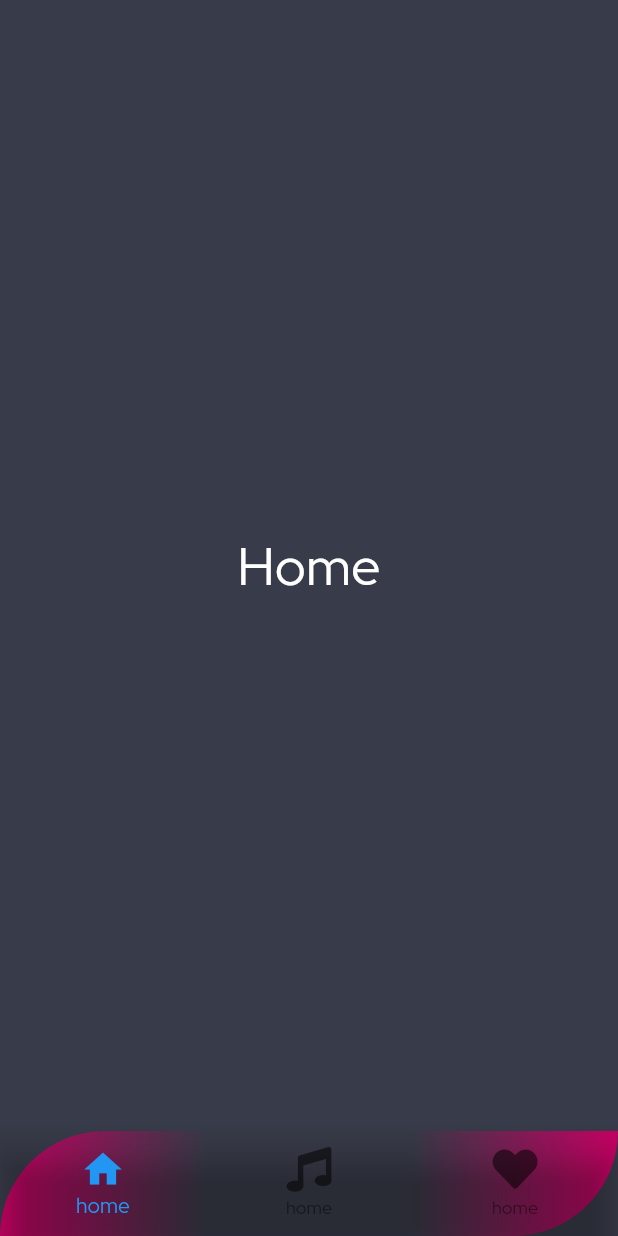
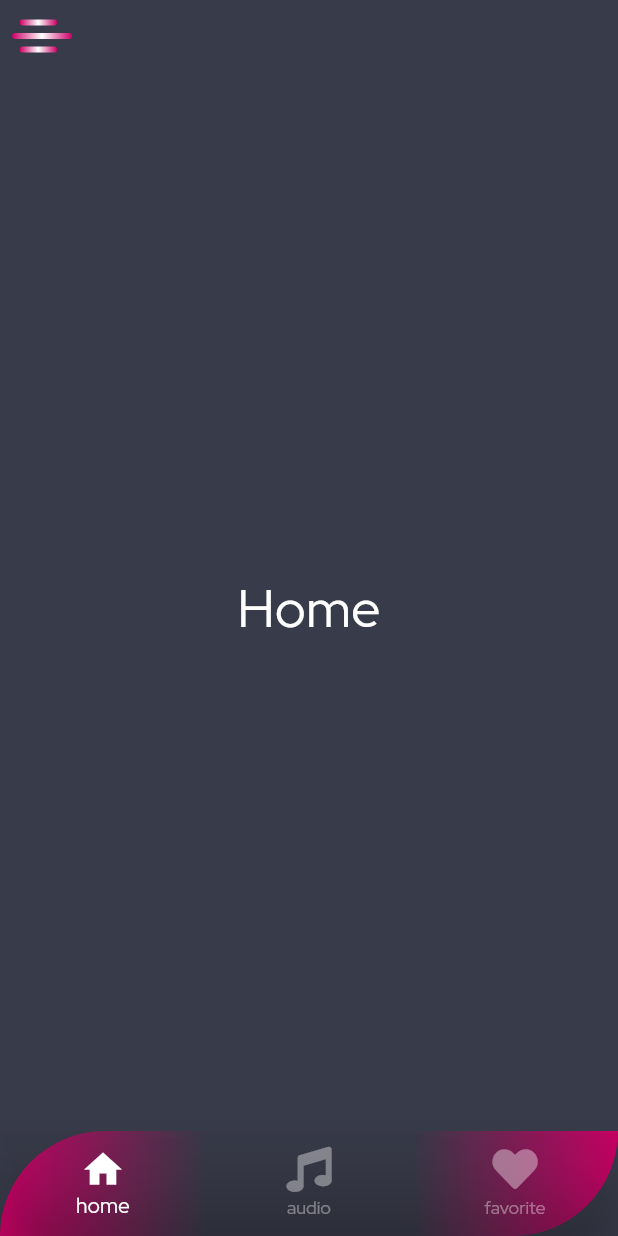
Before and after one commit to oqbahdx/audio-player-flutter, a Flutter app: the screen it shows after launch, on a phone screen of 412 x 824 dp. Run offline on Flutter 3.47's test engine with Material 2 defaults, Android fonts, the phone set to English and light mode, and no system bars; our stand-ins replace bloc, flutter_bloc, fluttericon, google_fonts.

Commit message:
add drawer

```diff
--- a/lib/screens/layout.dart
+++ b/lib/screens/layout.dart
@@ -1,8 +1,12 @@
 import 'package:audioplayer/bloc/cubit.dart';
 import 'package:audioplayer/bloc/states.dart';
+import 'package:audioplayer/widgets/app_bar.dart';
+import 'package:flutter/cupertino.dart';
 import 'package:flutter/material.dart';
 import 'package:flutter_bloc/flutter_bloc.dart';
 import 'package:fluttericon/font_awesome_icons.dart';
+
+import '../styles.dart';
 
 class Layout extends StatefulWidget {
   const Layout({Key key}) : super(key: key);
@@ -14,6 +18,8 @@ class Layout extends StatefulWidget {
 }
 
 class _LayoutState extends State<Layout> {
+  GlobalKey<ScaffoldState> key = GlobalKey<ScaffoldState>();
+
   @override
   Widget build(BuildContext context) {
     var cubit = AppCubit.get(context);
@@ -21,6 +27,21 @@ class _LayoutState extends State<Layout> {
       listener: (context, state) {},
       builder: (context, state) {
         return Scaffold(
+          drawer: drawerBuild(),
+          key: key,
+          appBar: AppBar(
+            backgroundColor: Colors.transparent,
+            elevation: 0,
+            leading: Builder(builder: (context) {
+              return IconButton(
+                onPressed: () {
+                  key.currentState.openDrawer();
+                  print('ok');
+                },
+                icon: Container(child: appBarIcon()),
+              );
+            }),
+          ),
           backgroundColor: Color(0xFF383B49),
           body: Center(
             child: cubit.screens.elementAt(cubit.currentIndex),
@@ -33,15 +54,13 @@ class _LayoutState extends State<Layout> {
                   topLeft: Radius.circular(100),
                   bottomRight: Radius.circular(100),
                 ),
-                gradient: LinearGradient(colors: [
-                  Color(0xFFCC0066),
-                  Color(0xFF383B49),
-                  Color(0xFF383B49),
-                  Color(0xFFCC0066),
-                ]),
+                gradient: LinearGradient(colors: gradientColors),
                 color: Colors.white,
               ),
               child: BottomNavigationBar(
+                selectedItemColor: Colors.white,
+                unselectedItemColor: Colors.white38,
+                elevation: 20.0,
                 backgroundColor: Colors.transparent,
                 currentIndex: cubit.currentIndex,
                 onTap: (int index) {
@@ -55,9 +74,10 @@ class _LayoutState extends State<Layout> {
                       ),
                       label: 'home'),
                   BottomNavigationBarItem(
-                      icon: Icon(FontAwesome.music, size: 30), label: 'home'),
+                      icon: Icon(FontAwesome.music, size: 30), label: 'audio'),
                   BottomNavigationBarItem(
-                      icon: Icon(FontAwesome.heart, size: 30), label: 'home'),
+                      icon: Icon(FontAwesome.heart, size: 30),
+                      label: 'favorite'),
                 ],
               )),
         );
--- a/lib/screens/splash.dart
+++ b/lib/screens/splash.dart
@@ -1,6 +1,5 @@
 import 'dart:async';
 
-import 'package:audioplayer/screens/home.dart';
 import 'package:flutter/material.dart';
 
 import 'layout.dart';
--- /dev/null
+++ b/lib/styles.dart
@@ -0,0 +1,8 @@
+import 'package:flutter/material.dart';
+
+List<Color> gradientColors = [
+  Color(0xFFCC0066),
+  Color(0xFF383B49),
+  Color(0xFF383B49),
+  Color(0xFFCC0066),
+];
--- /dev/null
+++ b/lib/widgets/app_bar.dart
@@ -0,0 +1,89 @@
+import 'package:flutter/material.dart';
+
+import '../styles.dart';
+
+Widget appBarIcon() {
+  return Column(
+    crossAxisAlignment: CrossAxisAlignment.start,
+    children: [
+      SizedBox(
+        height: 5,
+      ),
+      Padding(
+        padding: const EdgeInsets.only(left: 5.0),
+        child: buildContainer(),
+      ),
+      SizedBox(
+        height: 5,
+      ),
+      buildContainer(width: 45),
+      SizedBox(
+        height: 5,
+      ),
+      Padding(
+        padding: const EdgeInsets.only(left: 5.0),
+        child: buildContainer(),
+      )
+    ],
+  );
+}
+
+Widget buildContainer({double width = 25}) {
+  return Container(
+    height: 4,
+    width: width,
+    decoration: BoxDecoration(
+      borderRadius: BorderRadius.circular(50),
+      color: Colors.white,
+      gradient: LinearGradient(colors: [
+        Color(0xFFCC0066),
+        Colors.white,
+        Color(0xFFCC0066),
+      ]),
+    ),
+  );
+}
+
+Widget drawerBuild(){
+  return  Drawer(
+    child: Container(
+      child: Column(
+        children: [
+          SizedBox(height: 50,),
+          drawerCard(name: '123'),
+          SizedBox(height: 30,),
+          drawerCard(name: '123'),
+        ],
+      ),
+      decoration: BoxDecoration(
+          gradient: SweepGradient(
+            colors: gradientColors,
+          )),
+    ),
+  );
+}
+
+Widget drawerCard({String name}){
+  return  Padding(
+    padding: const EdgeInsets.symmetric(horizontal: 10),
+    child: Card(
+      elevation: 30,
+      color: Colors.white38,
+      shape: RoundedRectangleBorder(
+        borderRadius:  BorderRadius.circular(15),
+      ),
+      child: Container(
+        height: 60,
+        width: double.infinity,
+        child: Center(child: Text(name,style: TextStyle(
+            fontSize: 25,
+            fontWeight: FontWeight.bold
+        ),)),
+        decoration: BoxDecoration(
+          color: Colors.white38,
+          borderRadius: BorderRadius.circular(15),
+        ),
+      ),
+    ),
+  );
+}
```
